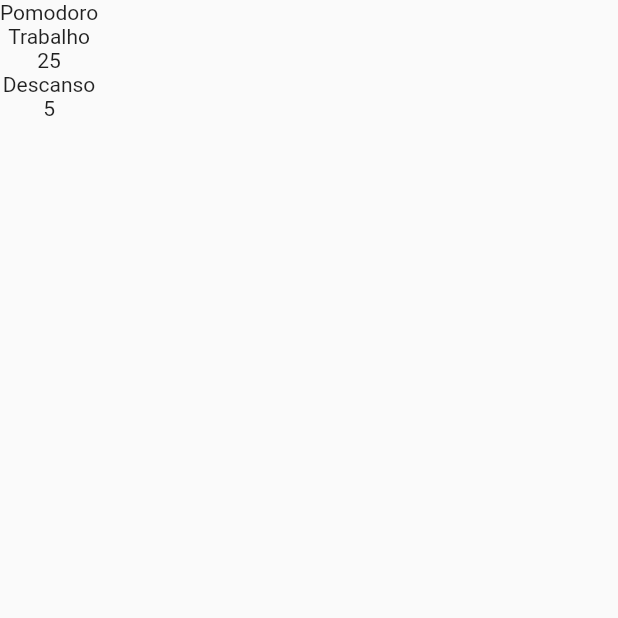
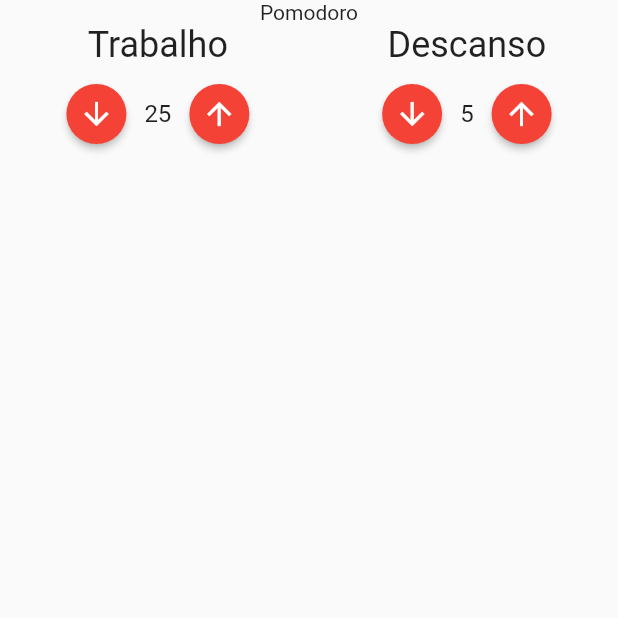
Before and after one commit to xandefreitas/MobX_Pomodoro, a Flutter app: the screen it shows after launch, on a phone screen of 412 x 824 dp, the top half of it. Run offline on Flutter 3.47's test engine with Material 2 defaults, Android fonts, the phone set to English and light mode, and no system bars.

Commit message:
460. Componente EntradaTempo 01

```diff
--- a/lib/components/entrada_tempo.dart
+++ b/lib/components/entrada_tempo.dart
@@ -12,9 +12,40 @@ class EntradaTempo extends StatelessWidget {
   @override
   Widget build(BuildContext context) {
     return Column(
+      crossAxisAlignment: CrossAxisAlignment.center,
       children: [
-        Text(titulo),
-        Text(valor.toString()),
+        Text(
+          titulo,
+          style: TextStyle(fontSize: 24),
+        ),
+        SizedBox(height: 8),
+        Row(
+          mainAxisAlignment: MainAxisAlignment.center,
+          children: [
+            ElevatedButton(
+              onPressed: () {},
+              child: Icon(Icons.arrow_downward),
+              style: ElevatedButton.styleFrom(
+                shape: CircleBorder(),
+                padding: EdgeInsets.all(8),
+                primary: Colors.red,
+              ),
+            ),
+            Text(
+              valor.toString(),
+              style: TextStyle(fontSize: 16),
+            ),
+            ElevatedButton(
+              onPressed: () {},
+              child: Icon(Icons.arrow_upward),
+              style: ElevatedButton.styleFrom(
+                shape: CircleBorder(),
+                padding: EdgeInsets.all(8),
+                primary: Colors.red,
+              ),
+            ),
+          ],
+        ),
       ],
     );
   }
--- a/lib/pages/pomodoro.dart
+++ b/lib/pages/pomodoro.dart
@@ -10,6 +10,9 @@ class Pomodoro extends StatelessWidget {
       body: Column(
         children: [
           Text('Pomodoro'),
+          Row(
+            mainAxisAlignment: MainAxisAlignment.spaceAround,
+            children: [
               EntradaTempo(
                 titulo: 'Trabalho',
                 valor: 25,
@@ -17,7 +20,9 @@ class Pomodoro extends StatelessWidget {
               EntradaTempo(
                 titulo: 'Descanso',
                 valor: 5,
-          )
+              ),
+            ],
+          ),
         ],
       ),
     );
```
Lines whose indentation alone changed are shown as unchanged.
